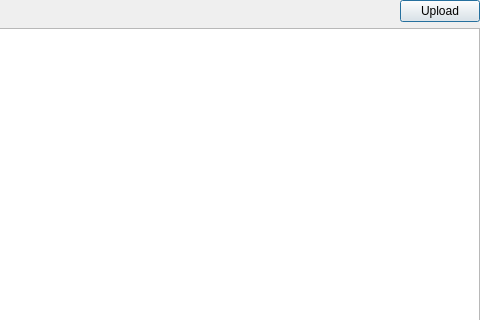
Old version of the form client/myfilewidget.ui in the repository nekosilverfox/foxcloud; both pictures show x 159 to 639 and y 0 to 320 of the 639 by 469 pixel window.
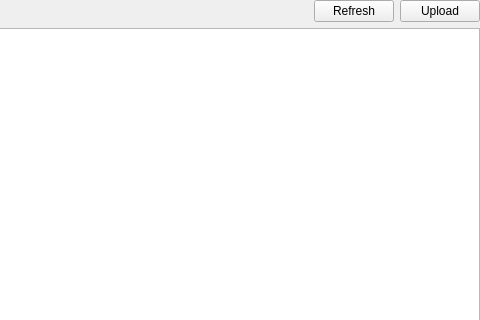
New version of the form.

Commit message: 实现 通过按钮获取文件列表内容

The edit to the form file:
```diff
--- a/client/myfilewidget.ui
+++ b/client/myfilewidget.ui
@@ -54,6 +54,22 @@
         </property>
        </spacer>
       </item>
+      <item>
+       <widget class="QPushButton" name="btnRefresh">
+        <property name="text">
+         <string>Refresh</string>
+        </property>
+        <property name="autoDefault">
+         <bool>false</bool>
+        </property>
+        <property name="default">
+         <bool>false</bool>
+        </property>
+        <property name="flat">
+         <bool>false</bool>
+        </property>
+       </widget>
+      </item>
       <item>
        <widget class="QPushButton" name="btnUpload">
         <property name="text">
@@ -63,7 +79,7 @@
          <bool>false</bool>
         </property>
         <property name="default">
-         <bool>true</bool>
+         <bool>false</bool>
         </property>
         <property name="flat">
          <bool>false</bool>
```
The commit also changes 7 other files.
